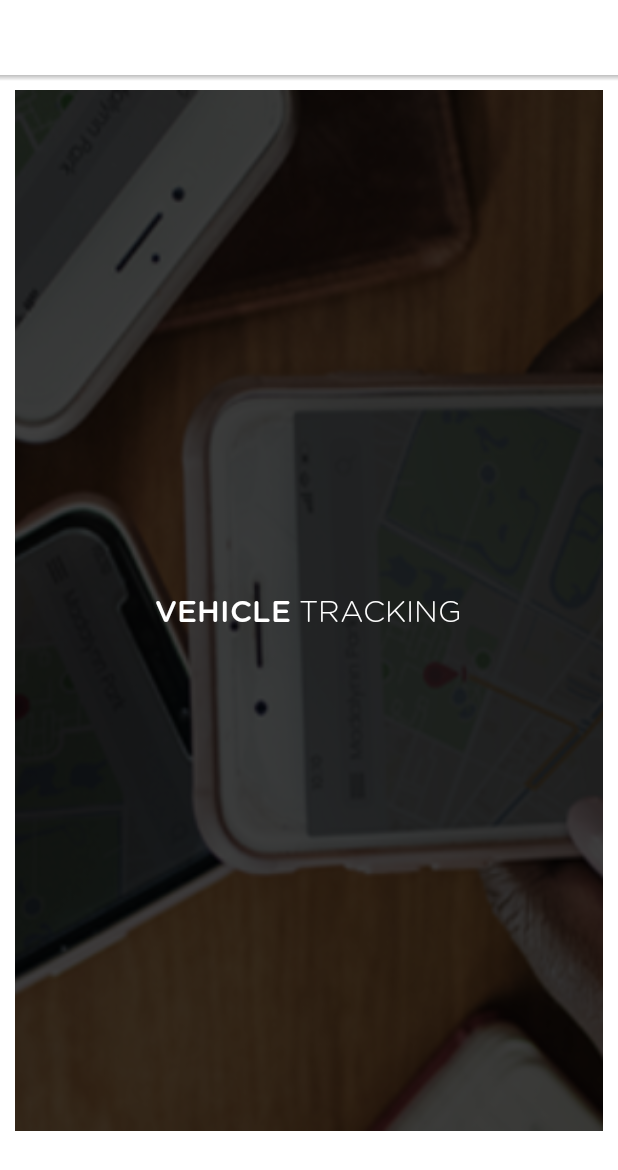
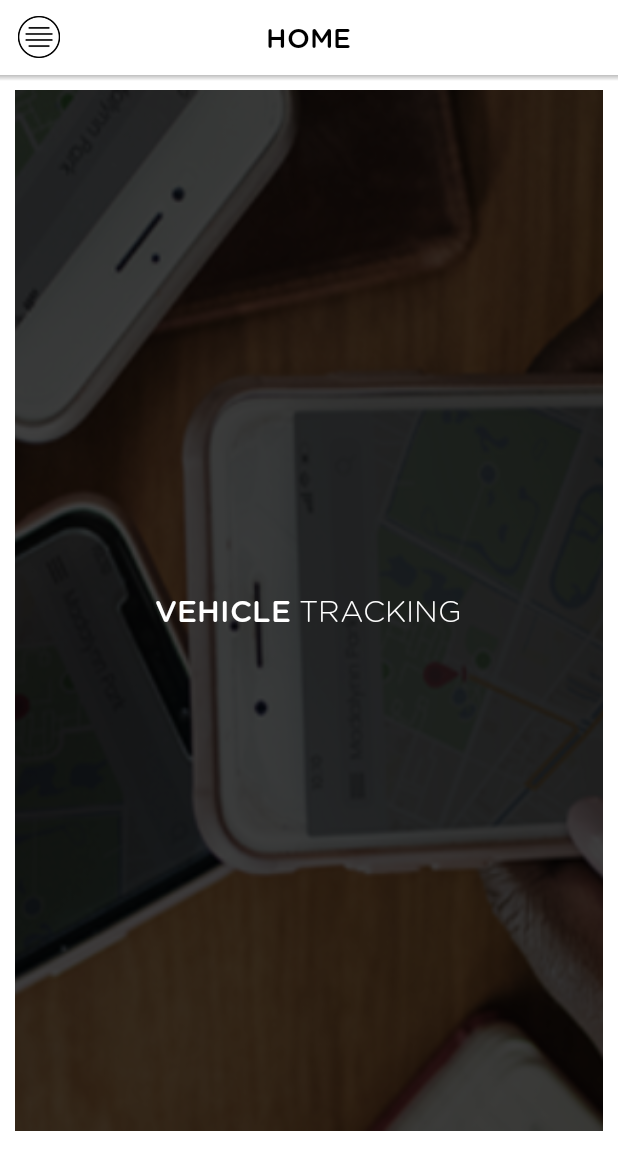
Before and after one commit to prudhviraj038/BeidounOnline, an Android app: the screen it shows after launch (HomeActivity), on a phone screen of 412 x 824 dp. Shown: the top 1170 px of the screen. Run offline under Robolectric (Android 15) with nearby library versions, the phone set to English and light mode, and no system bars; our stand-ins replace Firebase (no records; nobody signed in at launch, a user with empty details on screens opened directly), Volley; network calls fail; pictures from the network do not load; 1 statement that could not run was skipped.

Commit message:
Home Page change

```diff
--- a/app/src/main/res/layout/action_bar_title.xml
+++ b/app/src/main/res/layout/action_bar_title.xml
@@ -23,7 +23,8 @@
             android:layout_height="28dp"
             android:layout_weight="1"
             android:adjustViewBounds="true"
-            android:src="@drawable/menu" />
+            android:src="@drawable/menu"
+            android:tint="@color/colorBlack" />
     </LinearLayout>
 
     <LinearLayout
@@ -40,7 +41,7 @@
             android:layout_centerInParent="true"
             android:gravity="center"
             android:text="text one"
-            android:textColor="#FFFFFF"
+            android:textColor="@color/colorBlack"
             android:textSize="18sp"
             android:textStyle="normal"
             app:font_name="Gothambook" />
@@ -51,7 +52,7 @@
             android:layout_height="wrap_content"
             android:layout_marginLeft="5dp"
             android:text="TextTwo"
-            android:textColor="@color/colorWhite"
+            android:textColor="@color/colorBlack"
             android:textSize="18sp"
             app:font_name="Gothamlight" />
     </LinearLayout>
```
